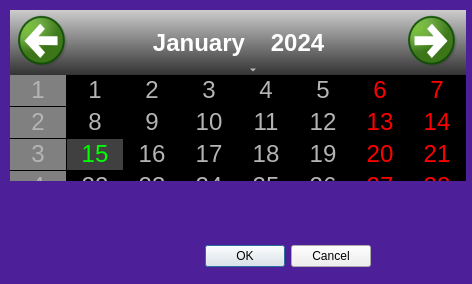
This is calender.ui in kieranmckenzie/teamworking_key_management_app as Qt 5 draws it before an edit. The edited form follows.
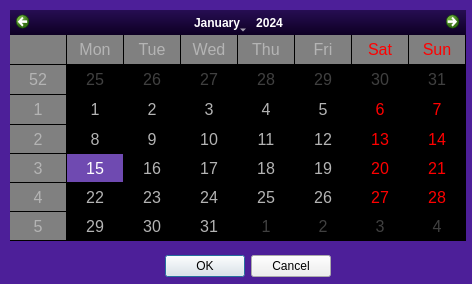
This is the edited form.

Diff of the .ui file:
```diff
--- a/calender.ui
+++ b/calender.ui
@@ -19,16 +19,11 @@
 }
 /* navigation bar */
 QCalendarWidget QWidget#qt_calendar_navigationbar { 
-background-color: qlineargradient(x1:0, y1:0, x2:0, y2:1, stop: 0 #cccccc, stop: 1 #333333); 
+background-color: qlineargradient(x1:0, y1:0, x2:0, y2:1, stop: 0 #270D53, stop: 1 #0D0023);
 }
 QCalendarWidget QToolButton {
-	/*height: 60px;
-	width: 150px;
-*/
 	color: white;
-	font-size: 24px;
-	icon-size: 56px, 56px;
-	background-color: qlineargradient(x1:0, y1:0, x2:0, y2:1, stop: 0 #cccccc, stop: 1 #333333);
+	background-color: qlineargradient(x1:0, y1:0, x2:0, y2:1, stop: 0 #270D53, stop: 1 #0D0023);
 }
 QCalendarWidget QMenu {
 	width: 150px;
@@ -41,7 +36,7 @@
 	width: 150px; 
 	font-size:24px; 
 	color: white; 
-	background-color: qlineargradient(x1:0, y1:0, x2:0, y2:1, stop: 0 #cccccc, stop: 1 #333333); 
+	background-color: qlineargradient(x1:0, y1:0, x2:0, y2:1, stop: 0 #270D53, stop: 1 #0D0023); 
 	selection-background-color: rgb(136, 136, 136);
 	selection-color: rgb(255, 255, 255);
 }
@@ -51,16 +46,18 @@
 QCalendarWidget QSpinBox::down-arrow { width:56px;  height:56px; }
  
 /* header row */
-QCalendarWidget QWidget { alternate-background-color: rgb(128, 128, 128); }
+QCalendarWidget QWidget { 
+alternate-background-color: rgb(128, 128, 128); 
+}
  
 /* normal days */
 QCalendarWidget QAbstractItemView:enabled 
 {
-	font-size:24px;  
+	font-size: 16px;
 	color: rgb(180, 180, 180);  
 	background-color: black;  
-	selection-background-color: rgb(64, 64, 64); 
-	selection-color: rgb(0, 255, 0); 
+	selection-background-color: #6F4AB1; 
+	selection-color: #white; 
 }
  
 /* days in other months */
@@ -69,8 +66,8 @@
   <widget class="QDialogButtonBox" name="buttonBox">
    <property name="geometry">
     <rect>
-     <x>30</x>
-     <y>240</y>
+     <x>-10</x>
+     <y>250</y>
      <width>341</width>
      <height>32</height>
     </rect>
@@ -88,7 +85,7 @@
      <x>10</x>
      <y>10</y>
      <width>456</width>
-     <height>171</height>
+     <height>231</height>
     </rect>
    </property>
    <property name="autoFillBackground">
```
Left out of the diff: 2 changed lines with no effect on the pictures.
